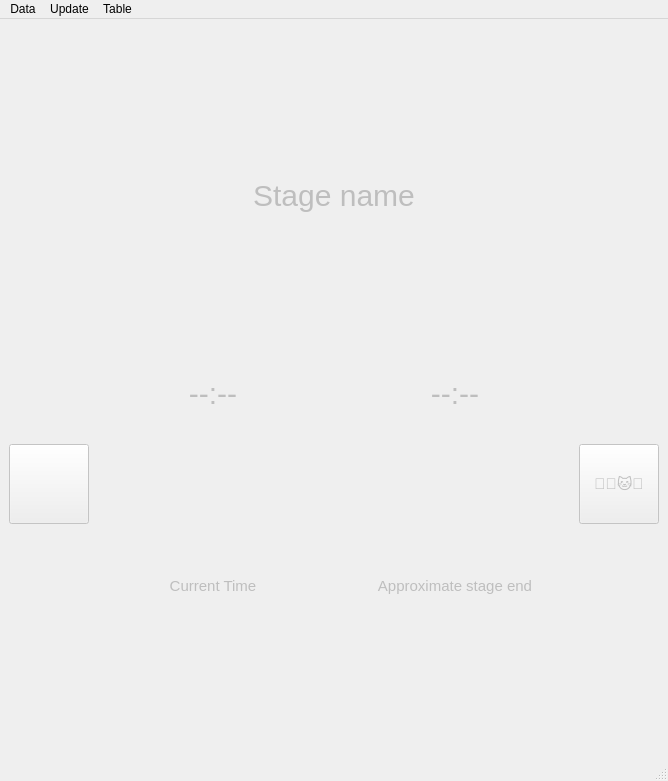
This is code/ncm_win_starterlist.ui in DavidEilenstein/Ninja_Competition_Manager as Qt 5 draws it before an edit. The edited form follows.
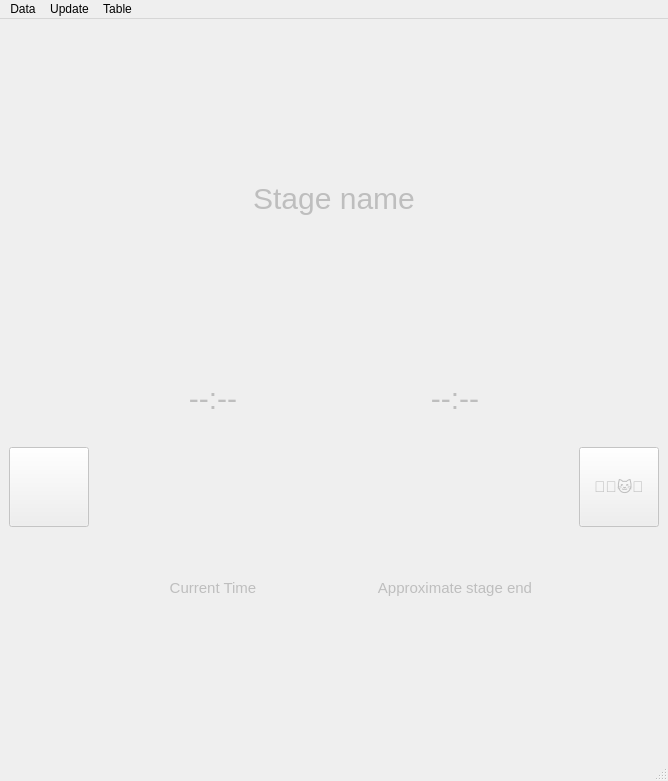
This is the edited form.

```diff
--- a/code/ncm_win_starterlist.ui
+++ b/code/ncm_win_starterlist.ui
@@ -67,6 +67,18 @@
         <verstretch>0</verstretch>
        </sizepolicy>
       </property>
+      <property name="minimumSize">
+       <size>
+        <width>0</width>
+        <height>46</height>
+       </size>
+      </property>
+      <property name="maximumSize">
+       <size>
+        <width>16777215</width>
+        <height>46</height>
+       </size>
+      </property>
       <property name="styleSheet">
        <string notr="true">font-size: 30px;</string>
       </property>
```
